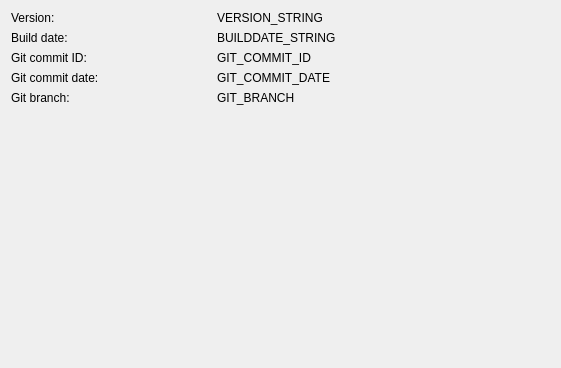
This is ui/PluginInfo.ui in Fefedu973/OpenRGBVisualMapPlugin as Qt 5 draws it before an edit. The edited form follows.
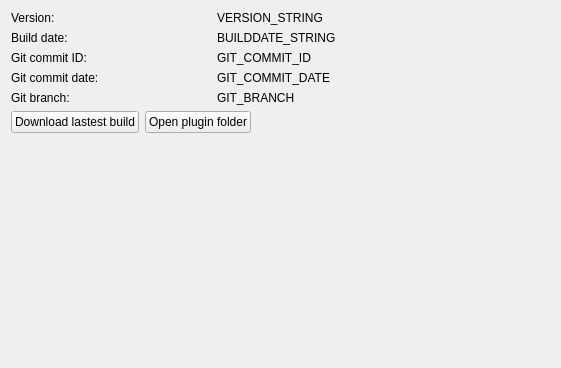
This is the edited form.

Commit message: Add 'open folder' and 'download latest' buttons

Diff of the .ui file:
```diff
--- a/ui/PluginInfo.ui
+++ b/ui/PluginInfo.ui
@@ -136,6 +136,49 @@
        </item>
       </layout>
      </item>
+     <item>
+      <layout class="QHBoxLayout" name="horizontalLayout_6">
+       <item>
+        <widget class="QPushButton" name="download_latest">
+         <property name="text">
+          <string>Download lastest build</string>
+         </property>
+        </widget>
+       </item>
+       <item>
+        <widget class="QPushButton" name="open_plugin_folder">
+         <property name="sizePolicy">
+          <sizepolicy hsizetype="Maximum" vsizetype="Fixed">
+           <horstretch>0</horstretch>
+           <verstretch>0</verstretch>
+          </sizepolicy>
+         </property>
+         <property name="maximumSize">
+          <size>
+           <width>16777215</width>
+           <height>16777215</height>
+          </size>
+         </property>
+         <property name="text">
+          <string>Open plugin folder</string>
+         </property>
+        </widget>
+       </item>
+       <item>
+        <spacer name="horizontalSpacer">
+         <property name="orientation">
+          <enum>Qt::Horizontal</enum>
+         </property>
+         <property name="sizeHint" stdset="0">
+          <size>
+           <width>40</width>
+           <height>20</height>
+          </size>
+         </property>
+        </spacer>
+       </item>
+      </layout>
+     </item>
      <item>
       <spacer name="verticalSpacer">
        <property name="orientation">
```
The commit also changes 3 other files.
